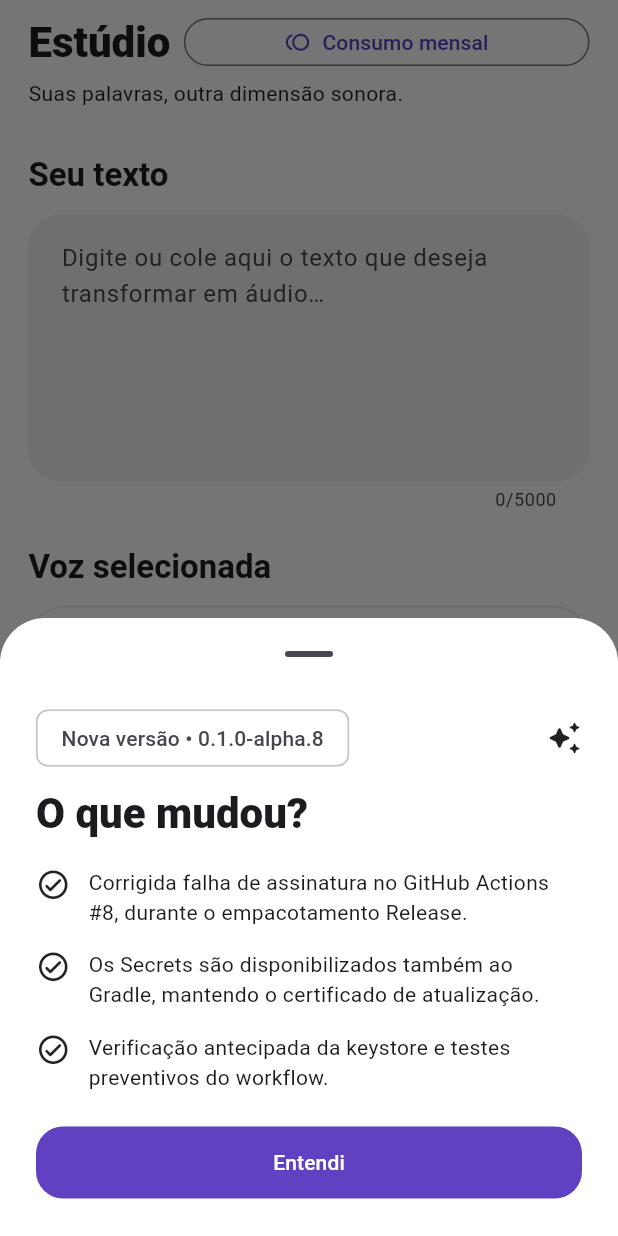
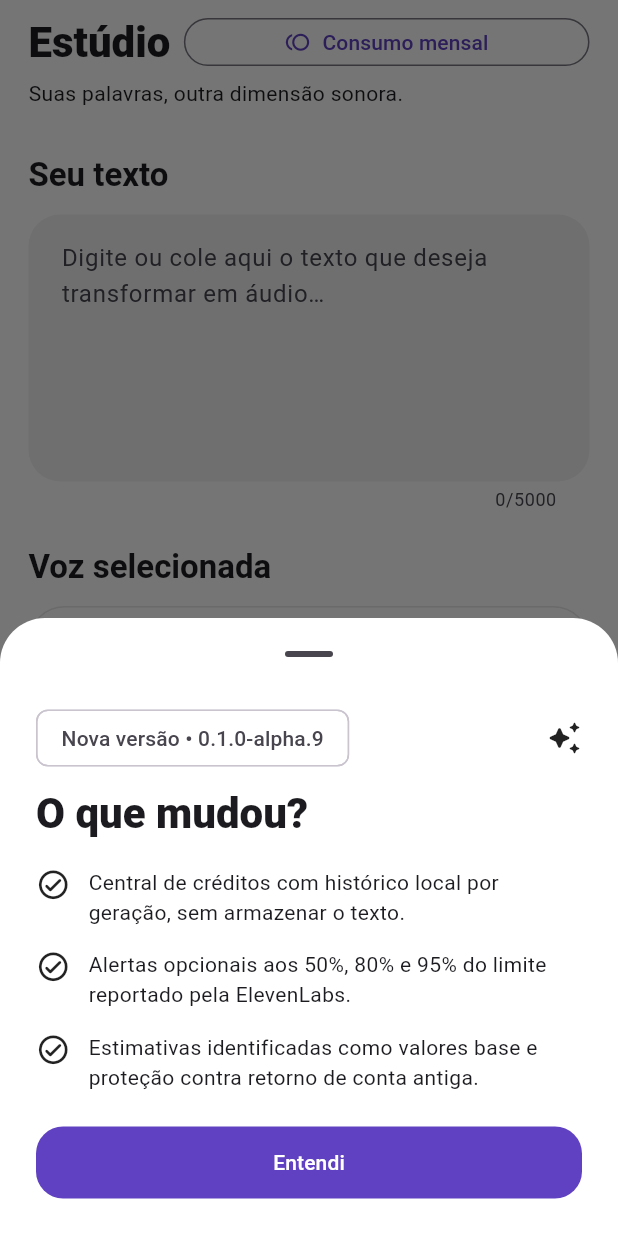
Before and after one commit to drilemoz/UaiVozes, a Flutter app: the screen it shows after launch, on a phone screen of 412 x 824 dp. Run offline on Flutter 3.47's test engine with Material 3 defaults, Android fonts, the phone set to English and light mode, and no system bars; our stand-ins replace flutter_secure_storage, just_audio, share_plus, shared_preferences; accounts and stored records are empty; statements that could not run were skipped.

Commit message:
Atualização • Uai Vozes v0.1.0-alpha.9 • GitHub Manager • 16/10/2026 16:32:59

```diff
--- a/app_identity.json
+++ b/app_identity.json
@@ -3,7 +3,7 @@
   "platform": "android",
   "framework": "flutter",
   "packageName": "com.drilemoz.uaivozes",
-  "versionName": "0.1.0-alpha.8",
-  "versionCode": 8,
-  "apkFileName": "Uai-Vozes-v0.08.apk"
+  "versionName": "0.1.0-alpha.9",
+  "versionCode": 9,
+  "apkFileName": "Uai-Vozes-v0.09.apk"
 }
--- /dev/null
+++ b/lib/src/credit_ledger.dart
@@ -0,0 +1,118 @@
+import 'dart:convert';
+
+/// Crédito BASE estimado, não custo faturado. As vozes podem ter
+/// multiplicadores e a tarifa da API pode depender do plano.
+class CreditEstimator {
+  static const String defaultModel = 'eleven_multilingual_v2';
+
+  static int characterCount(String text) => text.trim().runes.length;
+
+  static int? baseEstimate(int characters, {String model = defaultModel}) {
+    if (characters < 0) return null;
+    // Tabela deliberadamente conservadora: nenhum preço inferido para
+    // modelos cujo custo da API depende de plano/contrato.
+    if (model == defaultModel) return characters;
+    return null;
+  }
+}
+
+/// Registro LOCAL não inclui texto, nome de usuário, API key nem voz usada.
+/// Não é um extrato oficial da ElevenLabs.
+class CreditEvent {
+  const CreditEvent({
+    required this.id,
+    required this.createdAt,
+    required this.characters,
+    required this.model,
+    this.baseEstimate,
+  });
+
+  final String id;
+  final DateTime createdAt;
+  final int characters;
+  final String model;
+  final int? baseEstimate;
+
+  Map<String, dynamic> toJson() => {
+    'id': id,
+    'createdAt': createdAt.toUtc().toIso8601String(),
+    'characters': characters,
+    'model': model,
+    if (baseEstimate != null) 'baseEstimate': baseEstimate,
+  };
+
+  static CreditEvent? tryParse(dynamic raw) {
+    if (raw is! Map) return null;
+    // Itens corrompidos de versões anteriores não invalidam os demais.
+    if (raw.keys.any((key) => key is! String)) return null;
+    final map = Map<String, dynamic>.from(raw);
+    final id = map['id'];
+    final when = DateTime.tryParse('${map['createdAt'] ?? ''}');
+    final chars = map['characters'];
+    final model = map['model'];
+    if (id is! String || id.isEmpty || id.length > 64 || when == null ||
+        chars is! int || chars < 1 || chars > 100000 ||
+        model is! String || model.isEmpty || model.length > 80) {
+      return null;
+    }
+    final estimate = map['baseEstimate'];
+    return CreditEvent(
+      id: id,
+      createdAt: when.toLocal(),
+      characters: chars,
+      model: model,
+      baseEstimate: estimate is int && estimate >= 0 ? estimate : null,
+    );
+  }
+}
+
+class CreditLedger {
+  static const maxEntries = 60;
+  final List<CreditEvent> _events = [];
+  List<CreditEvent> get events => List.unmodifiable(_events);
+
+  CreditLedger([Iterable<CreditEvent> initial = const []]) {
+    for (final event in initial) {
+      add(event);
+    }
+  }
+
+  static CreditLedger fromJson(String? raw) {
+    if (raw == null || raw.isEmpty) return CreditLedger();
+    try {
+      final decoded = jsonDecode(raw);
+      if (decoded is! List) return CreditLedger();
+      return CreditLedger(decoded.map(CreditEvent.tryParse).whereType<CreditEvent>());
+    } catch (_) {
+      return CreditLedger();
+    }
+  }
+
+  void add(CreditEvent entry) {
+    if (_events.any((e) => e.id == entry.id)) return;
+    _events.add(entry);
+    _events.sort((a, b) => b.createdAt.compareTo(a.createdAt));
+    if (_events.length > maxEntries) {
+      _events.removeRange(maxEntries, _events.length);
+    }
+  }
+
+  List<CreditEvent> forMonth(DateTime date) => List.unmodifiable(_events.where(
+    (event) => event.createdAt.year == date.year &&
+        event.createdAt.month == date.month,
+  ));
+
+  String encode() => jsonEncode(_events.map((e) => e.toJson()).toList());
+}
+
+/// Mostra avisos apenas em dados OFICIAIS recém-consultados e válidos.
+class CreditWarning {
+  static int? percentThreshold(int? used, int? limit) {
+    if (used == null || limit == null || used < 0 || limit <= 0) return null;
+    final ratio = used / limit;
+    if (ratio >= 0.95) return 95;
+    if (ratio >= 0.80) return 80;
+    if (ratio >= 0.50) return 50;
+    return null;
+  }
+}
--- a/lib/src/settings_page.dart
+++ b/lib/src/settings_page.dart
@@ -273,6 +273,14 @@ class _SettingsPageState extends State<SettingsPage> {
           value: widget.model.confirmCreditsBeforeGenerate,
           onChanged: widget.model.setConfirmCredits,
         )),
+        UaiVozesCard(child: SwitchListTile.adaptive(
+          contentPadding: EdgeInsets.zero,
+          secondary: const Icon(Icons.notifications_active_outlined),
+          title: const Text('Alertas de consumo'),
+          subtitle: const Text('Exibir avisos aos 50%, 80% e 95% do limite consultado na API. Não envia notificações em segundo plano.'),
+          value: widget.model.creditAlertsEnabled,
+          onChanged: widget.model.setCreditAlerts,
+        )),
         header(context, 'Aplicativo'),
         UaiVozesCard(child: Column(children: [
           ListTile(contentPadding: EdgeInsets.zero, leading: const Icon(Icons.auto_awesome_rounded),
@@ -296,6 +304,11 @@ class _SettingsPageState extends State<SettingsPage> {
 }
 
 const releaseNotes = <String, List<String>>{
+  '0.1.0-alpha.9': [
+    'Central de créditos com histórico local por geração, sem armazenar o texto.',
+    'Alertas opcionais aos 50%, 80% e 95% do limite reportado pela ElevenLabs.',
+    'Estimativas identificadas como valores base e proteção contra retorno de conta antiga.',
+  ],
   '0.1.0-alpha.8': [
     'Corrigida falha de assinatura no GitHub Actions #8, durante o empacotamento Release.',
     'Os Secrets são disponibilizados também ao Gradle, mantendo o certificado de atualização.',
--- a/lib/src/studio_page.dart
+++ b/lib/src/studio_page.dart
@@ -5,6 +5,7 @@ import 'package:flutter/material.dart';
 import 'package:just_audio/just_audio.dart';
 
 import 'app_model.dart';
+import 'credit_ledger.dart';
 import 'account_page.dart';
 import 'diagnostics.dart';
 import 'models.dart';
@@ -94,11 +95,13 @@ class _StudioPageState extends State<StudioPage> {
         return;
       }
       if (widget.model.confirmCreditsBeforeGenerate) {
-        final estimate = content.runes.length;
+        final estimate = CreditEstimator.baseEstimate(
+          CreditEstimator.characterCount(content))!;
         final remaining = widget.model.subscription?.remaining;
+        final charCount = CreditEstimator.characterCount(content);
         final approved = await confirmSheet(context,
           title: 'Confirmar geração de áudio',
-          message: 'Este texto tem $estimate caracteres. Com o modelo Eleven Multilingual v2, o consumo estimado é de aproximadamente $estimate créditos (referência de 1 por caractere). '
+          message: 'Este texto tem $charCount caracteres. Para Eleven Multilingual v2, a referência base é de aproximadamente $estimate créditos, antes de eventuais multiplicadores e condições da conta. '
             'A cobrança efetiva depende das condições da ElevenLabs. '
             '${remaining == null ? 'Saldo não disponível na consulta atual.' : 'Saldo informado pela API: $remaining.'} '
             'Deseja gerar e salvar o áudio?',
@@ -114,7 +117,7 @@ class _StudioPageState extends State<StudioPage> {
         final Uint8List bytes = await widget.model.api.synthesize(
           voiceId: voice.id, text: content);
         // A API já pode ter cobrado. Não repetir automaticamente em erro.
-        await widget.model.recordGeneratedCharacters(content);
+        await widget.model.recordGeneratedCharacters(content, modelId: CreditEstimator.defaultModel);
         final audio = await widget.model.saveAudio(bytes, content, voice);
         if (!mounted) return;
         setState(() => lastAudio = audio); // Salvo mesmo se o player falhar.
@@ -187,6 +190,18 @@ class _StudioPageState extends State<StudioPage> {
               )),
             )),
           ]),
+          if (widget.model.creditWarningThreshold > 0) ...[
+            const SizedBox(height: 8),
+            Semantics(label: 'Aviso de consumo da assinatura', child: UaiVozesCard(
+              child: Row(children: [
+                const Icon(Icons.warning_amber_rounded, size: 20),
+                const SizedBox(width: 10),
+                Expanded(child: Text('Sua conta atingiu pelo menos '
+                    '${widget.model.creditWarningThreshold}% do limite reportado. '
+                    'Confira o consumo antes de gerar.',
+                    style: const TextStyle(fontSize: 12))),
+              ]))),
+          ],
           const SizedBox(height: 4),
           Text('Suas palavras, outra dimensão sonora.', style: theme.textTheme.bodyMedium),
           const SizedBox(height: 18),
--- a/pubspec.yaml
+++ b/pubspec.yaml
@@ -1,5 +1,5 @@
 name: uaivozes
-version: 0.1.0-alpha.8+8
+version: 0.1.0-alpha.9+9
 description: Uai Vozes - estúdio leve de texto para fala com a API ElevenLabs.
 publish_to: none
 environment:
```
Also changed, not shown: github-manager.json (+4 -4 lines), lib/src/account_page.dart (+72 -2 lines), lib/src/app_model.dart (+68 -19 lines), 9 other files.
